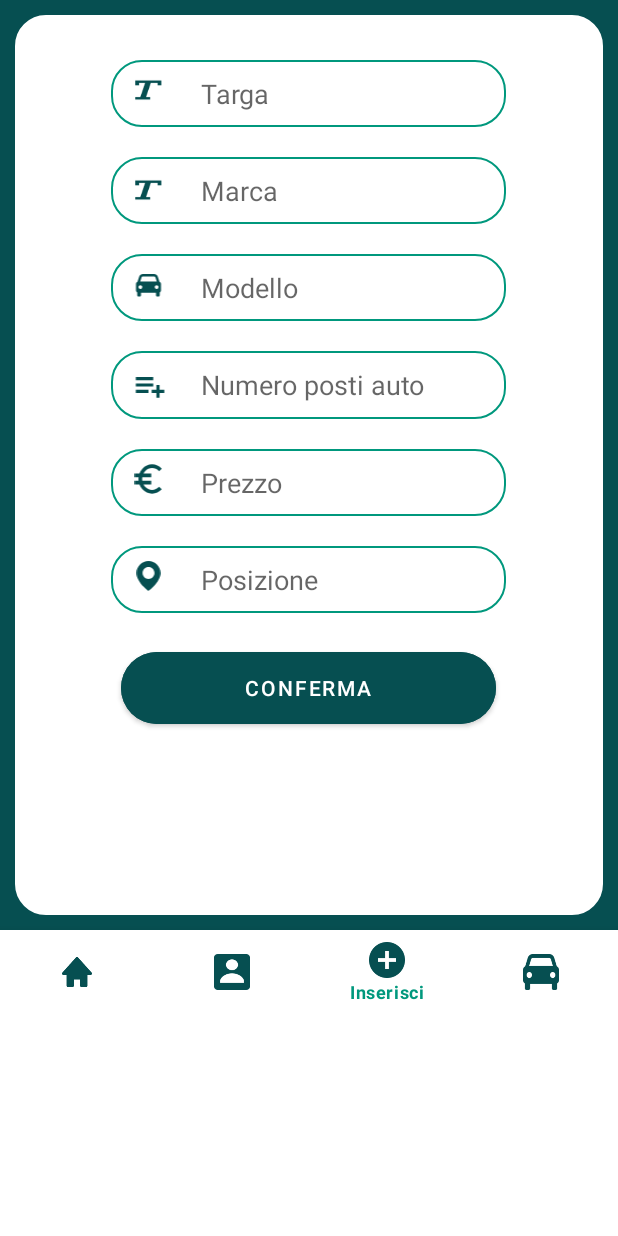
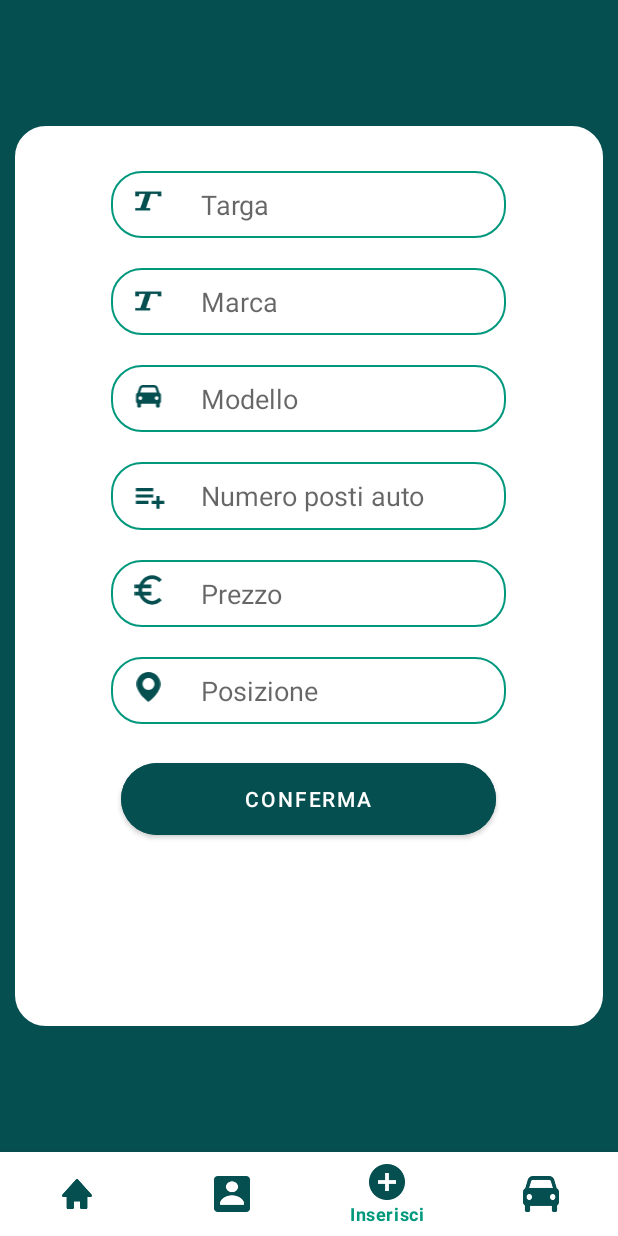
Before and after one commit to alessiomercurio/DriveTogether, an Android app: the InserimentoAutoActivity screen opened directly, with no data from a screen before it, on a phone screen of 412 x 824 dp. Run offline under Robolectric (Android 15) with nearby library versions, the phone set to English and light mode, and no system bars; Roboto replaces fonts that are not available here.

Commit message:
aggiunto il tag alla scroll view di inserimento auto e aggiustato un attimo il marker

```diff
--- a/app/src/main/java/com/agmobiletech/drivetogether/homepage/HomepageActivity.kt
+++ b/app/src/main/java/com/agmobiletech/drivetogether/homepage/HomepageActivity.kt
@@ -125,8 +125,8 @@ class HomepageActivity : AppCompatActivity() {
                 this@HomepageActivity,
                 R.drawable.red_marker
             )?.let {
-                val annotationApi = mapView?.annotations
-                val pointAnnotationManager = annotationApi?.createPointAnnotationManager(mapView!!)
+                val annotationApi = mapView.annotations
+                val pointAnnotationManager = annotationApi.createPointAnnotationManager()
     // Set options for the resulting symbol layer.
                 val pointAnnotationOptions: PointAnnotationOptions = PointAnnotationOptions()
     // Define a geographic coordinate.
--- a/app/src/main/res/layout/activity_inserimento_auto.xml
+++ b/app/src/main/res/layout/activity_inserimento_auto.xml
@@ -3,7 +3,8 @@
     xmlns:app="http://schemas.android.com/apk/res-auto"
     xmlns:tools="http://schemas.android.com/tools"
     android:layout_width="match_parent"
-    android:layout_height="match_parent">
+    android:layout_height="match_parent"
+    android:fillViewport="true">
 
 
     <androidx.constraintlayout.widget.ConstraintLayout
```
